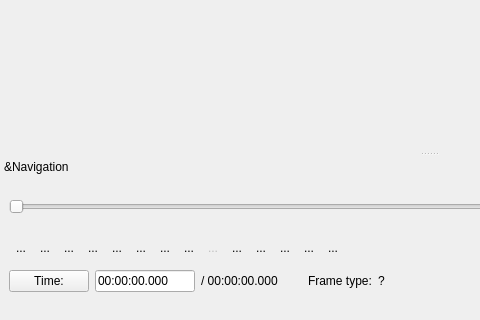
This is avidemux/qt4/ADM_userInterfaces/ADM_gui/gui2.ui in mean00/avidemux2 as Qt 5 draws it before an edit; both pictures show x 0 to 480 and y 543 to 863 of the 858 by 863 pixel window. The edited form follows.
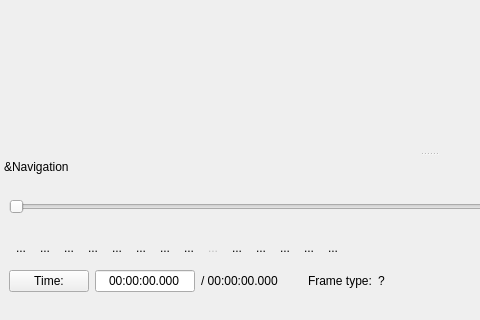
This is the edited form. Icons and pictures are not drawn. Custom widgets are drawn as their Qt base class.

Commit message: [Qt] 2nd part of display tweak for time

```diff
--- a/avidemux/qt4/ADM_userInterfaces/ADM_gui/gui2.ui
+++ b/avidemux/qt4/ADM_userInterfaces/ADM_gui/gui2.ui
@@ -1352,6 +1352,9 @@
            <property name="maxLength">
             <number>12</number>
            </property>
+           <property name="alignment">
+            <set>Qt::AlignCenter</set>
+           </property>
            <property name="readOnly">
             <bool>true</bool>
            </property>
```
